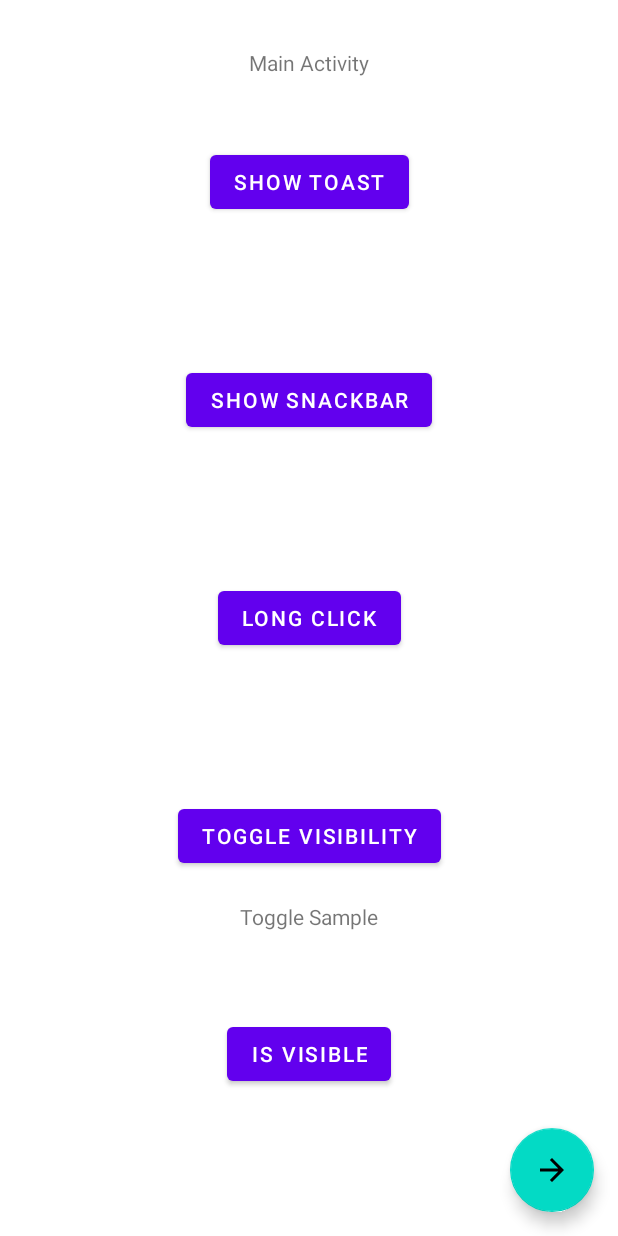
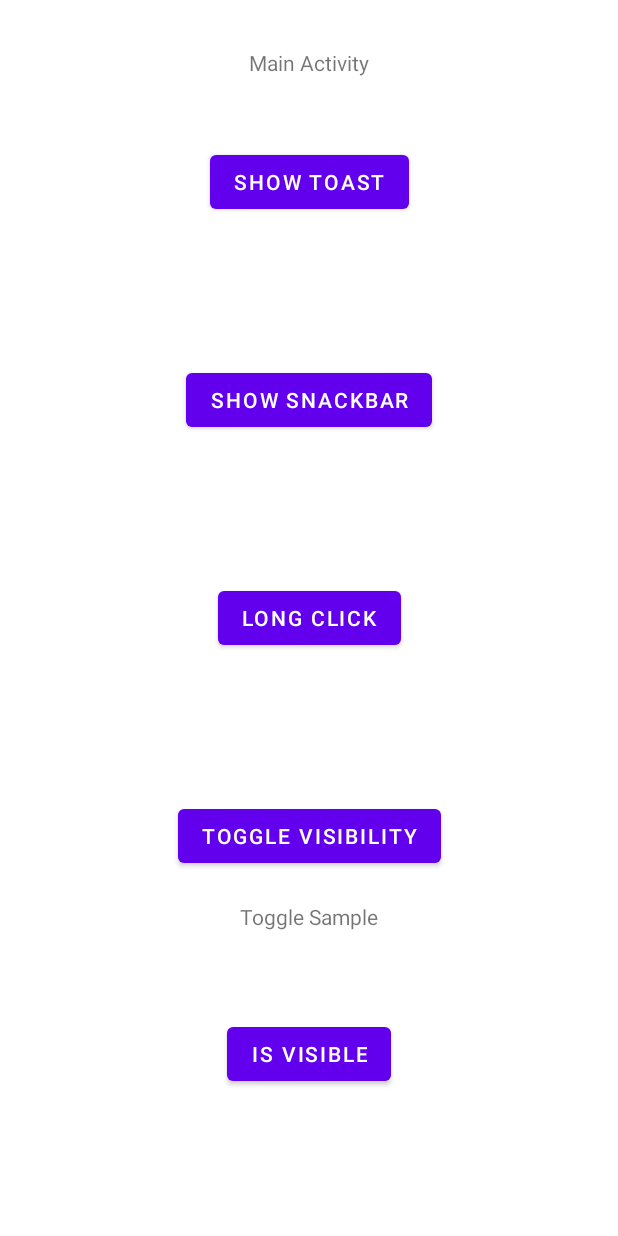
Before and after one commit to ezatpanah/Extension-Functions-Youtube, an Android app: the layout activity_main.xml on its own in the app's theme, with its tools: preview values and no code run, on a phone screen of 412 x 824 dp. Run offline under Robolectric (Android 15) with nearby library versions, the phone set to English and light mode, and no system bars.

Commit message:
removing the Unnecessary button

```diff
--- a/app/src/main/res/layout/activity_main.xml
+++ b/app/src/main/res/layout/activity_main.xml
@@ -77,16 +77,4 @@
         app:layout_constraintTop_toBottomOf="@id/btnToggleVisibility" />
 
 
-    <com.google.android.material.floatingactionbutton.FloatingActionButton
-        android:id="@+id/btnGoToFragment"
-        android:layout_width="wrap_content"
-        android:layout_height="wrap_content"
-        android:layout_margin="16dp"
-        android:src="@drawable/baseline_arrow_forward_24"
-        app:layout_constraintBottom_toBottomOf="parent"
-        app:layout_constraintEnd_toEndOf="parent" />
-
-
-
-
 </androidx.constraintlayout.widget.ConstraintLayout>
```
